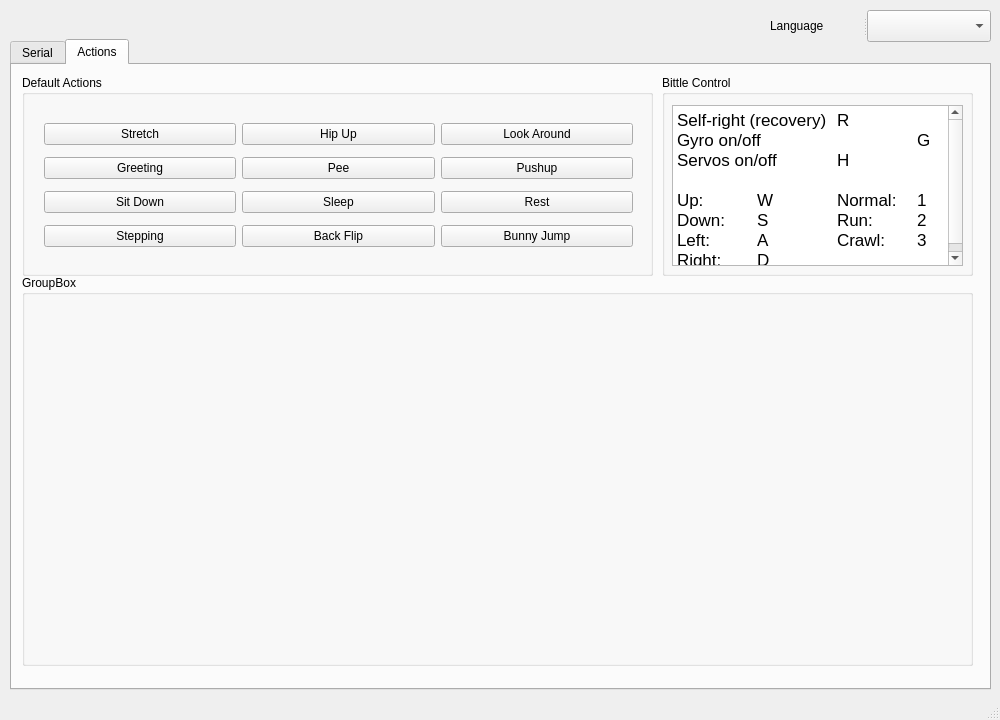
Old version of the form mainwindow.ui in the repository PetoiCamp/PetoiControllerQt.
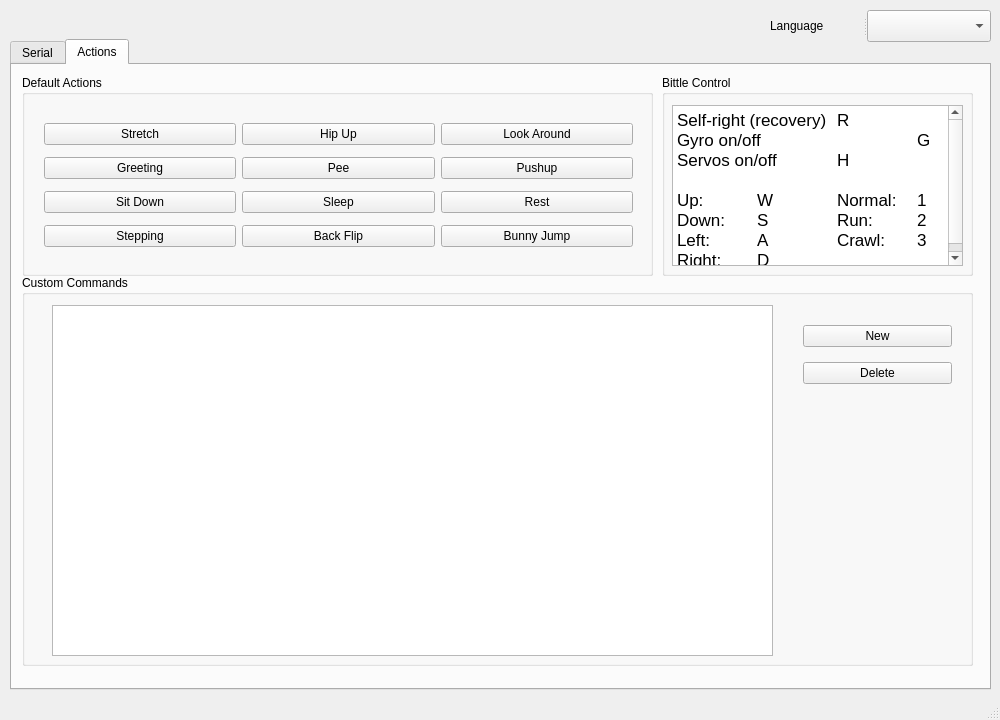
New version of the form. The open tabs and pages were chosen to show the change. Icons and pictures are not drawn.

Commit message: adding custom actions/commands

The edit to the form file:
```diff
--- a/mainwindow.ui
+++ b/mainwindow.ui
@@ -625,8 +625,44 @@
        </rect>
       </property>
       <property name="title">
-       <string>GroupBox</string>
+       <string>Custom Commands</string>
       </property>
+      <widget class="QTableView" name="tableView">
+       <property name="geometry">
+        <rect>
+         <x>30</x>
+         <y>30</y>
+         <width>721</width>
+         <height>351</height>
+        </rect>
+       </property>
+      </widget>
+      <widget class="QWidget" name="">
+       <property name="geometry">
+        <rect>
+         <x>770</x>
+         <y>30</y>
+         <width>171</width>
+         <height>100</height>
+        </rect>
+       </property>
+       <layout class="QVBoxLayout" name="verticalLayout_2">
+        <item>
+         <widget class="QPushButton" name="pushButton">
+          <property name="text">
+           <string>New</string>
+          </property>
+         </widget>
+        </item>
+        <item>
+         <widget class="QPushButton" name="pushButton_2">
+          <property name="text">
+           <string>Delete</string>
+          </property>
+         </widget>
+        </item>
+       </layout>
+      </widget>
      </widget>
     </widget>
    </widget>
```
Left out of the diff: 2 changed lines with no effect on the pictures. The commit also changes 6 other files.
